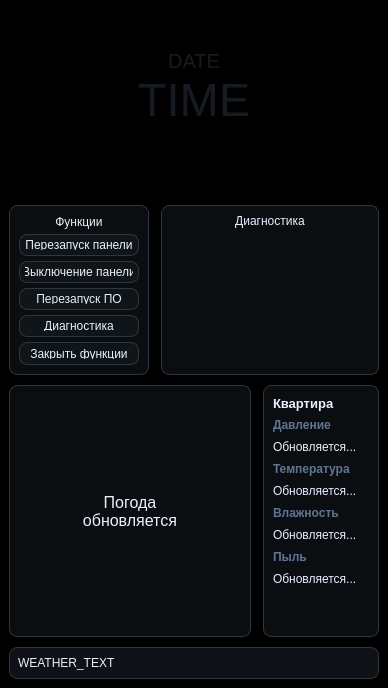
This is panel/ui/window.ui in HoriFox/InfoPanel as Qt 5 draws it before an edit. The edited form follows.
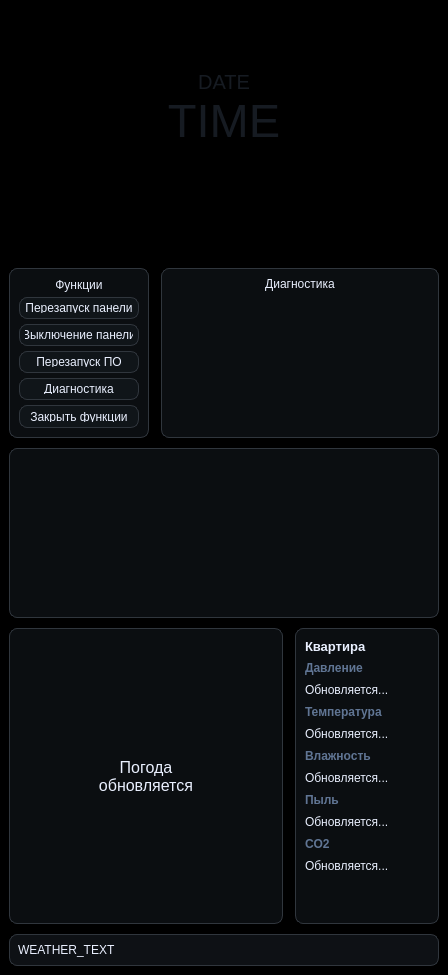
This is the edited form. Icons and pictures are not drawn.

```diff
--- a/panel/ui/window.ui
+++ b/panel/ui/window.ui
@@ -6,8 +6,8 @@
    <rect>
     <x>0</x>
     <y>0</y>
-    <width>388</width>
-    <height>688</height>
+    <width>448</width>
+    <height>975</height>
    </rect>
   </property>
   <property name="sizePolicy">
@@ -434,6 +434,51 @@
            </layout>
           </widget>
          </item>
+         <item>
+          <widget class="QWidget" name="plot_co2_container" native="true">
+           <property name="minimumSize">
+            <size>
+             <width>0</width>
+             <height>180</height>
+            </size>
+           </property>
+           <property name="maximumSize">
+            <size>
+             <width>16777215</width>
+             <height>180</height>
+            </size>
+           </property>
+           <layout class="QHBoxLayout" name="horizontalLayout_8">
+            <property name="spacing">
+             <number>12</number>
+            </property>
+            <property name="leftMargin">
+             <number>0</number>
+            </property>
+            <property name="topMargin">
+             <number>0</number>
+            </property>
+            <property name="rightMargin">
+             <number>0</number>
+            </property>
+            <property name="bottomMargin">
+             <number>10</number>
+            </property>
+            <item>
+             <widget class="QWidget" name="plot_co2_panel" native="true">
+              <property name="styleSheet">
+               <string notr="true">#plot_co2_panel {
+	border: 1px solid #30363d;
+	border-radius: 8px;
+	background-color: rgba(22, 27, 34, 128);
+}</string>
+              </property>
+              <layout class="QVBoxLayout" name="verticalLayout_17"/>
+             </widget>
+            </item>
+           </layout>
+          </widget>
+         </item>
          <item>
           <widget class="QWidget" name="down_container" native="true">
            <layout class="QHBoxLayout" name="horizontalLayout_3">
@@ -1086,6 +1131,72 @@
                   </property>
                  </widget>
                 </item>
+                <item>
+                 <widget class="QLabel" name="co2_label">
+                  <property name="sizePolicy">
+                   <sizepolicy hsizetype="Preferred" vsizetype="Preferred">
+                    <horstretch>0</horstretch>
+                    <verstretch>0</verstretch>
+                   </sizepolicy>
+                  </property>
+                  <property name="minimumSize">
+                   <size>
+                    <width>0</width>
+                    <height>16</height>
+                   </size>
+                  </property>
+                  <property name="maximumSize">
+                   <size>
+                    <width>16777215</width>
+                    <height>16</height>
+                   </size>
+                  </property>
+                  <property name="font">
+                   <font>
+                    <weight>75</weight>
+                    <bold>true</bold>
+                   </font>
+                  </property>
+                  <property name="styleSheet">
+                   <string notr="true">QLabel {
+	color: #607594;
+}</string>
+                  </property>
+                  <property name="text">
+                   <string>CO2</string>
+                  </property>
+                 </widget>
+                </item>
+                <item>
+                 <widget class="QLabel" name="co2_value">
+                  <property name="sizePolicy">
+                   <sizepolicy hsizetype="Preferred" vsizetype="Preferred">
+                    <horstretch>0</horstretch>
+                    <verstretch>0</verstretch>
+                   </sizepolicy>
+                  </property>
+                  <property name="minimumSize">
+                   <size>
+                    <width>0</width>
+                    <height>16</height>
+                   </size>
+                  </property>
+                  <property name="maximumSize">
+                   <size>
+                    <width>16777215</width>
+                    <height>16</height>
+                   </size>
+                  </property>
+                  <property name="styleSheet">
+                   <string notr="true">QLabel {
+	color: #eaf0ff;
+}</string>
+                  </property>
+                  <property name="text">
+                   <string>Обновляется...</string>
+                  </property>
+                 </widget>
+                </item>
                 <item>
                  <spacer name="verticalSpacer_9">
                   <property name="orientation">
```
Left out of the diff: 3 changed lines with no effect on the pictures.
